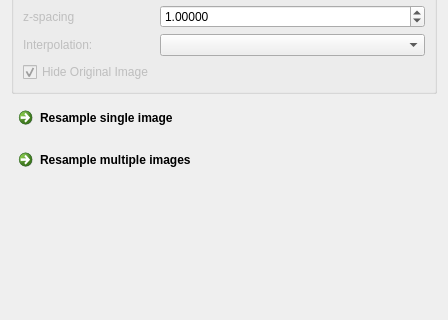
The window that Plugins/org.mitk.gui.qt.preprocessing.resampling/src/internal/QmitkPreprocessingResamplingViewControls.ui (MITK/MITK) describes before a commit, drawn with Qt 5; both pictures show x 0 to 448 and y 188 to 508 of the 448 by 980 pixel window.
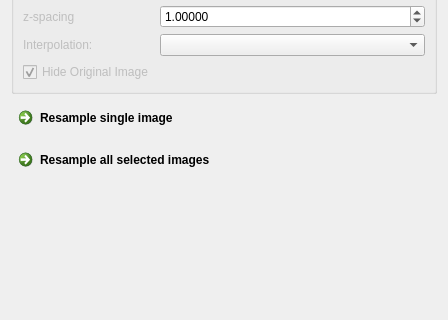
The same window after the commit. Custom widgets are drawn as their Qt base class.

Commit message: Clearify purpose of resample button

Patch:
```diff
--- a/Plugins/org.mitk.gui.qt.preprocessing.resampling/src/internal/QmitkPreprocessingResamplingViewControls.ui
+++ b/Plugins/org.mitk.gui.qt.preprocessing.resampling/src/internal/QmitkPreprocessingResamplingViewControls.ui
@@ -17,7 +17,7 @@
    <item row="3" column="0">
     <widget class="QCommandLinkButton" name="buttonExecuteOnMultipleImages">
      <property name="text">
-      <string>Resample multiple images</string>
+      <string>Resample all selected images</string>
      </property>
     </widget>
    </item>
```
